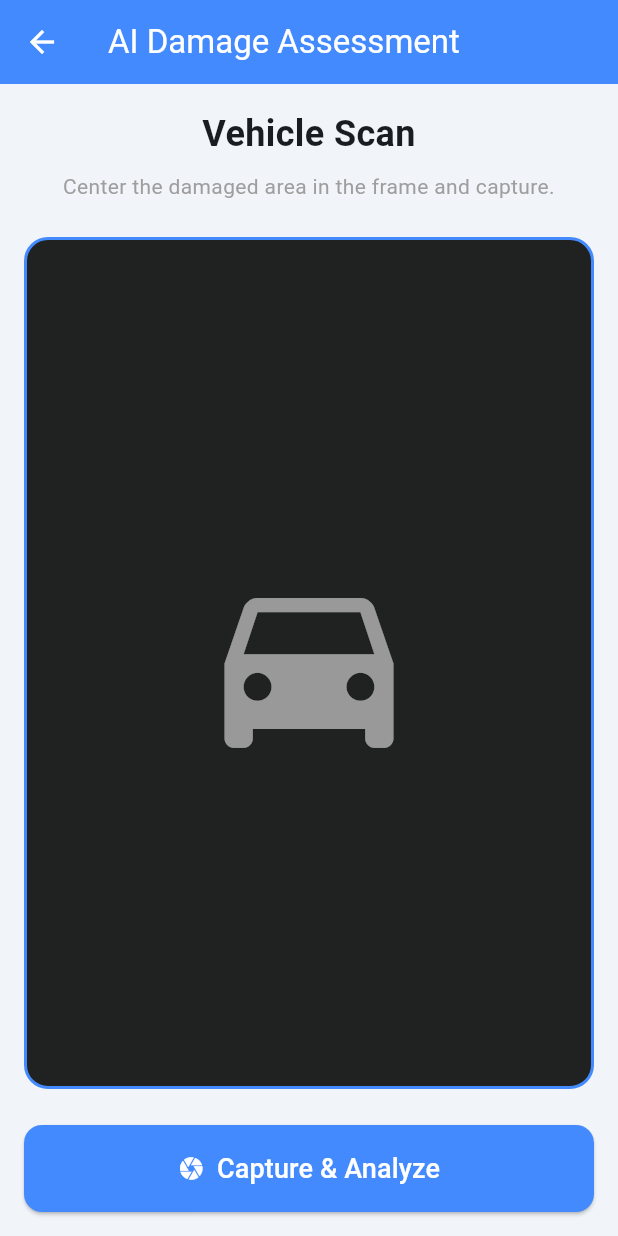
After one commit to chrisbotor/mv-insurance, a Flutter app: the DamageAssessmentScreen screen opened directly, on a phone screen of 412 x 824 dp. The commit adds this screen. Run offline on Flutter 3.47's test engine with Material 3 defaults, Android fonts, the phone set to English and light mode, and no system bars; our stand-ins replace fl_chart.

Commit message:
Mockup: Mockup Feature of our AI

```diff
--- a/frontend_admin/lib/screens/client_dashboard.dart
+++ b/frontend_admin/lib/screens/client_dashboard.dart
@@ -1,5 +1,6 @@
 import 'package:flutter/material.dart';
 import 'package:frontend_admin/screens/login_screen.dart'; // Add this! (Adjust path if needed)
+import 'package:frontend_admin/screens/damage_assessment_screen.dart'; // Adjust path if needed
 
 class ClientDashboard extends StatefulWidget {
   final String username;
@@ -76,11 +77,14 @@ class _ClientDashboardState extends State<ClientDashboard> {
       ),
       floatingActionButton: FloatingActionButton.extended(
         onPressed: () {
-          // TODO: Open the "File a Claim / Damage Detection" flow
+          Navigator.push(
+            context,
+            MaterialPageRoute(builder: (context) => const DamageAssessmentScreen()),
+          );
         },
         backgroundColor: Colors.redAccent,
-        icon: const Icon(Icons.camera_alt),
-        label: const Text('File a Claim', style: TextStyle(fontWeight: FontWeight.bold)),
+        icon: const Icon(Icons.document_scanner),
+        label: const Text('AI Damage Assessment', style: TextStyle(fontWeight: FontWeight.bold)),
       ),
     );
   }
--- /dev/null
+++ b/frontend_admin/lib/screens/damage_assssment_screen.dart
@@ -0,0 +1,193 @@
+import 'package:flutter/material.dart';
+
+class DamageAssessmentScreen extends StatefulWidget {
+  const DamageAssessmentScreen({Key? key}) : super(key: key);
+
+  @override
+  _DamageAssessmentScreenState createState() => _DamageAssessmentScreenState();
+}
+
+class _DamageAssessmentScreenState extends State<DamageAssessmentScreen> {
+  int _currentStep = 0;
+  // 0: Ready to capture, 1: Analyzing (Loading), 2: Results (YOLO Output)
+
+  void _simulateAIAnalysis() async {
+    setState(() => _currentStep = 1);
+
+    // Simulate the network request to your FastAPI backend and YOLO inference time
+    await Future.delayed(const Duration(seconds: 3));
+
+    if (mounted) {
+      setState(() => _currentStep = 2);
+    }
+  }
+
+  @override
+  Widget build(BuildContext context) {
+    return Scaffold(
+      backgroundColor: const Color(0xFFF1F5F9),
+      appBar: AppBar(
+        title: const Text('AI Damage Assessment'),
+        backgroundColor: Colors.blueAccent,
+        foregroundColor: Colors.white,
+      ),
+      body: Center(
+        child: ConstrainedBox(
+          constraints: const BoxConstraints(maxWidth: 500),
+          child: Padding(
+            padding: const EdgeInsets.all(16.0),
+            child: Column(
+              crossAxisAlignment: CrossAxisAlignment.stretch,
+              children: [
+                const Text(
+                  'Vehicle Scan',
+                  style: TextStyle(fontSize: 24, fontWeight: FontWeight.bold),
+                  textAlign: TextAlign.center,
+                ),
+                const SizedBox(height: 8),
+                const Text(
+                  'Center the damaged area in the frame and capture.',
+                  style: TextStyle(color: Colors.grey),
+                  textAlign: TextAlign.center,
+                ),
+                const SizedBox(height: 24),
+
+                // Simulated Camera Viewfinder / AI Output Area
+                Expanded(
+                  child: Container(
+                    decoration: BoxDecoration(
+                      color: Colors.black87,
+                      borderRadius: BorderRadius.circular(16),
+                      border: Border.all(color: Colors.blueAccent, width: 2),
+                    ),
+                    child: Stack(
+                      alignment: Alignment.center,
+                      children: [
+                        // Placeholder for the "Camera Feed"
+                        Icon(
+                          Icons.directions_car,
+                          size: 150,
+                          color: _currentStep == 2 ? Colors.white30 : Colors.white54
+                        ),
+
+                        // Step 1: Scanning Overlay
+                        if (_currentStep == 1) ...[
+                          const CircularProgressIndicator(color: Colors.greenAccent),
+                          const Positioned(
+                            bottom: 40,
+                            child: Text(
+                              'Running YOLO Inference...',
+                              style: TextStyle(color: Colors.greenAccent, fontWeight: FontWeight.bold, letterSpacing: 1.2),
+                            ),
+                          )
+                        ],
+
+                        // Step 2: Mock Bounding Box Result
+                        if (_currentStep == 2) ...[
+                          Positioned(
+                            top: 80,
+                            left: 100,
+                            child: Container(
+                              width: 120,
+                              height: 80,
+                              decoration: BoxDecoration(
+                                border: Border.all(color: Colors.redAccent, width: 3),
+                                color: Colors.redAccent.withOpacity(0.2),
+                              ),
+                              alignment: Alignment.topLeft,
+                              child: Container(
+                                color: Colors.redAccent,
+                                padding: const EdgeInsets.symmetric(horizontal: 4, vertical: 2),
+                                child: const Text(
+                                  'Front Dent 94%',
+                                  style: TextStyle(color: Colors.white, fontSize: 10, fontWeight: FontWeight.bold),
+                                ),
+                              ),
+                            ),
+                          ),
+                        ]
+                      ],
+                    ),
+                  ),
+                ),
+
+                const SizedBox(height: 24),
+
+                // Dynamic Action Button based on state
+                _buildBottomAction(),
+              ],
+            ),
+          ),
+        ),
+      ),
+    );
+  }
+
+  Widget _buildBottomAction() {
+    if (_currentStep == 0) {
+      return ElevatedButton.icon(
+        onPressed: _simulateAIAnalysis,
+        style: ElevatedButton.styleFrom(
+          backgroundColor: Colors.blueAccent,
+          foregroundColor: Colors.white,
+          padding: const EdgeInsets.symmetric(vertical: 16),
+          shape: RoundedRectangleBorder(borderRadius: BorderRadius.circular(12)),
+        ),
+        icon: const Icon(Icons.camera),
+        label: const Text('Capture & Analyze', style: TextStyle(fontSize: 18)),
+      );
+    } else if (_currentStep == 1) {
+      return ElevatedButton(
+        onPressed: null, // Disabled while loading
+        style: ElevatedButton.styleFrom(
+          padding: const EdgeInsets.symmetric(vertical: 16),
+          shape: RoundedRectangleBorder(borderRadius: BorderRadius.circular(12)),
+        ),
+        child: const Text('Analyzing Image...', style: TextStyle(fontSize: 18)),
+      );
+    } else {
+      return Column(
+        crossAxisAlignment: CrossAxisAlignment.stretch,
+        children: [
+          Container(
+            padding: const EdgeInsets.all(16),
+            decoration: BoxDecoration(
+              color: Colors.white,
+              borderRadius: BorderRadius.circular(12),
+              border: Border.all(color: Colors.redAccent.withOpacity(0.5)),
+            ),
+            child: const Column(
+              children: [
+                Text('AI Assessment Complete', style: TextStyle(fontWeight: FontWeight.bold, fontSize: 16)),
+                Divider(),
+                Row(mainAxisAlignment: MainAxisAlignment.spaceBetween, children: [Text('Detected:'), Text('Severe Dent', style: TextStyle(color: Colors.redAccent))]),
+                Row(mainAxisAlignment: MainAxisAlignment.spaceBetween, children: [Text('Estimated Repair Cost:'), Text('₱15,000 - ₱25,000', style: TextStyle(fontWeight: FontWeight.bold))]),
+              ],
+            ),
+          ),
+          const SizedBox(height: 16),
+          ElevatedButton(
+            onPressed: () {
+              // Return to dashboard and show success message
+              Navigator.pop(context);
+              ScaffoldMessenger.of(context).showSnackBar(
+                const SnackBar(content: Text('Claim submitted successfully with AI report!'), backgroundColor: Colors.green),
+              );
+            },
+            style: ElevatedButton.styleFrom(
+              backgroundColor: Colors.green,
+              foregroundColor: Colors.white,
+              padding: const EdgeInsets.symmetric(vertical: 16),
+              shape: RoundedRectangleBorder(borderRadius: BorderRadius.circular(12)),
+            ),
+            child: const Text('Submit Claim', style: TextStyle(fontSize: 18, fontWeight: FontWeight.bold)),
+          ),
+          TextButton(
+            onPressed: () => setState(() => _currentStep = 0),
+            child: const Text('Retake Photo'),
+          )
+        ],
+      );
+    }
+  }
+}
```
